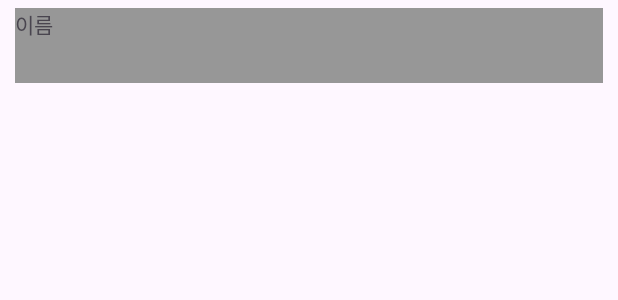
After one commit to ysy7838/mobile-software-project, an Android app: the layout fragment_check_recyclerview.xml on its own in the app's theme, with its tools: preview values and no code run, on a phone screen of 412 x 824 dp. The commit adds this screen. Shown: the top 300 px of the screen. Run offline under Robolectric (Android 15) with nearby library versions, the light colour scheme and no system bars.

Commit message:
체크리스트  Fragment 수정 중

```diff
--- a/app/src/main/java/com/example/mobilesoftware_project/PageOneActivity.kt
+++ b/app/src/main/java/com/example/mobilesoftware_project/PageOneActivity.kt
@@ -17,7 +17,8 @@ class PageOneActivity : AppCompatActivity() {
         setSupportActionBar(binding.toolbar)
         supportActionBar?.setDisplayShowTitleEnabled(false)                 // toolbar 기본 타이틀 안 보이게 -> textView로 따로 처리
 
-        val triplist = mutableListOf<ClassTrip>()                        // 동작 확인을 위해 여기에 선언
+
+        val triplist = mutableListOf<ClassTrip>()
         val db: FirebaseFirestore = FirebaseFirestore.getInstance()
 
         /* Firebase DB 연결 */
--- /dev/null
+++ b/app/src/main/res/layout/fragment_check_recyclerview.xml
@@ -0,0 +1,33 @@
+<?xml version="1.0" encoding="utf-8"?>
+
+<!--
+    여행 리스트를 리사이클러뷰로 출력
+-->
+
+<LinearLayout xmlns:android="http://schemas.android.com/apk/res/android"
+    android:id="@+id/tripList"
+    android:orientation="vertical"
+    android:layout_width="match_parent"
+    android:layout_height="wrap_content"
+    android:padding="5dp"
+    android:paddingStart="10dp"
+    android:paddingEnd="10dp"
+    android:background="?attr/selectableItemBackground">
+
+    <TextView
+        android:id="@+id/checkTitle"
+        android:layout_width="match_parent"
+        android:layout_height="50dp"
+        android:text="이름"
+        android:background="@color/subDiscription"
+        android:layout_gravity="center_vertical"/>
+
+    <!-- 리사이클러뷰-->
+    <androidx.recyclerview.widget.RecyclerView
+        android:id="@+id/checkItem"
+        android:layout_width="match_parent"
+        android:layout_height="wrap_content"
+        android:scrollbars="vertical"
+        />
+
+</LinearLayout>
```
Also changed, not shown: app/build.gradle.kts (+7 -0 lines), app/src/main/java/com/example/mobilesoftware_project/ApiService.kt (added, +17 -0 lines), app/src/main/java/com/example/mobilesoftware_project/ClassExchange.kt (+16 -5 lines), app/src/main/java/com/example/mobilesoftware_project/ClassTrip.kt (+17 -0 lines), app/src/main/java/com/example/mobilesoftware_project/FragmentCheck.kt (+19 -0 lines), app/src/main/java/com/example/mobilesoftware_project/FragmentCheckRecycler.kt (added, +25 -0 lines), app/src/main/java/com/example/mobilesoftware_project/FragmentCheckRecyclerTwo.kt (added, +25 -0 lines), app/src/main/java/com/example/mobilesoftware_project/FragmentExchangeRate.kt (+11 -2 lines), app/src/main/java/com/example/mobilesoftware_project/PageOneRecyclerAdapter.kt (+28 -9 lines), app/src/main/java/com/example/mobilesoftware_project/PageThreetoSixActivity.kt (+30 -0 lines), app/src/main/res/layout/fragment_check_recyclerview_item.xml (renamed from app/src/main/res/layout/page_checklist_recyclerview.xml, +4 -13 lines).
